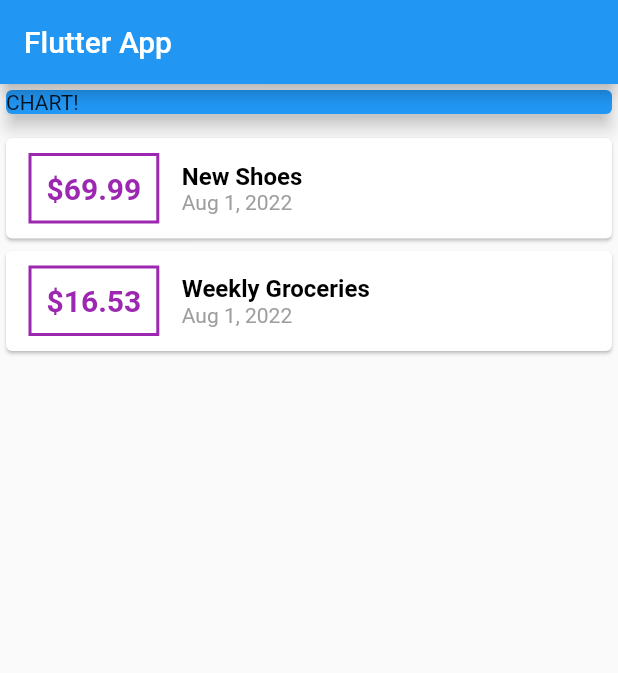
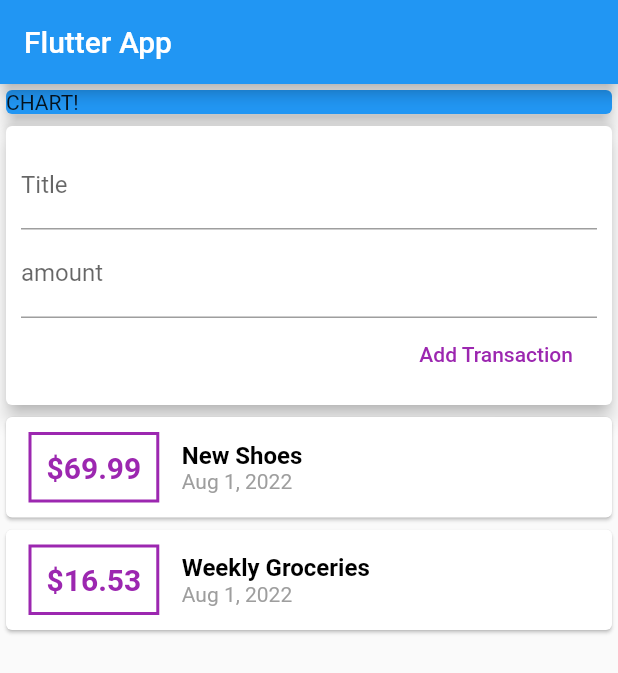
Before and after one commit to MichaelCBarilla/personal_expense_app, a Flutter app: the screen it shows after launch, on a phone screen of 412 x 824 dp. Shown: the top 673 px of the screen. Run offline on Flutter 3.47's test engine with Material 2 defaults, Android fonts, the phone set to English and light mode, and no system bars.

Commit message:
create text field inputs and store in controllers

```diff
--- a/lib/main.dart
+++ b/lib/main.dart
@@ -30,6 +30,10 @@ class MyHomePage extends StatelessWidget {
       date: DateTime.now(),
     ),
   ];
+  // String titleInput;
+  // String amountInput;
+  final titleController = TextEditingController();
+  final amountController = TextEditingController();
 
   @override
   Widget build(BuildContext context) {
@@ -49,9 +53,36 @@ class MyHomePage extends StatelessWidget {
             ),
           ),
           Card(
-            child: Column(children: [
-
-            ],),
+            elevation: 5,
+            child: Container(
+              padding: EdgeInsets.all(10),
+              child: Column(
+                crossAxisAlignment: CrossAxisAlignment.end,
+                children: [
+                  TextField(
+                    decoration: InputDecoration(
+                      labelText: 'Title',
+                    ),
+                    controller: titleController,
+                    // onChanged: (textFieldValue) => titleInput = textFieldValue,
+                  ),
+                  TextField(
+                    decoration: InputDecoration(
+                      labelText: 'amount',
+                    ),
+                    controller: amountController,
+                    // onChanged: (textFieldValue) => amountInput = textFieldValue,
+                  ),
+                  FlatButton(
+                    onPressed: () {
+                      print(titleController.text);
+                    },
+                    child: Text('Add Transaction'),
+                    textColor: Colors.purple,
+                  )
+                ],
+              ),
+            ),
           ),
           Column(
             children: transactions.map((transaction) {
```
